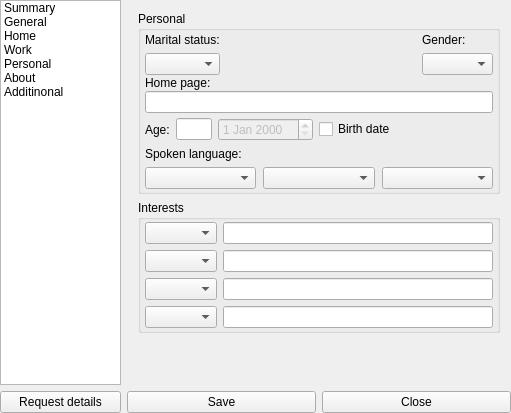
Old version of the form plugins/icq/userinformation.ui in the repository Winand/mqutim.
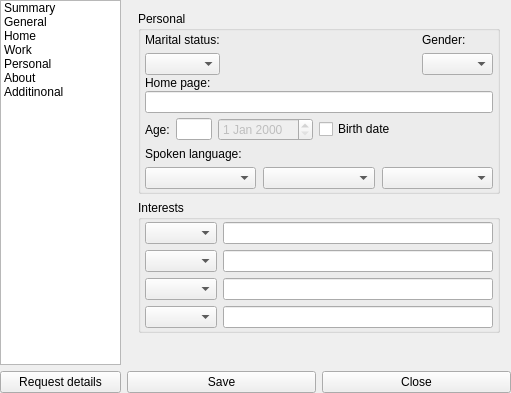
New version of the form. Icons and pictures are not drawn.

What changed in the file:
```diff
--- a/plugins/icq/userinformation.ui
+++ b/plugins/icq/userinformation.ui
@@ -7,7 +7,7 @@
     <x>0</x>
     <y>0</y>
     <width>511</width>
-    <height>413</height>
+    <height>393</height>
    </rect>
   </property>
   <property name="windowTitle">
@@ -17,100 +17,7 @@
    <property name="margin">
     <number>0</number>
    </property>
-   <item row="0" column="0" colspan="2">
-    <widget class="QListWidget" name="infoListWidget">
-     <property name="maximumSize">
-      <size>
-       <width>130</width>
-       <height>16777215</height>
-      </size>
-     </property>
-     <property name="showDropIndicator" stdset="0">
-      <bool>false</bool>
-     </property>
-     <item>
-      <property name="text">
-       <string>Summary</string>
-      </property>
-      <property name="icon">
-       <iconset>
-        <normaloff>:/icons/crystal_project/summary.png</normaloff>:/icons/crystal_project/summary.png</iconset>
-      </property>
-     </item>
-     <item>
-      <property name="text">
-       <string>General</string>
-      </property>
-      <property name="icon">
-       <iconset>
-        <normaloff>:/icons/crystal_project/general.png</normaloff>:/icons/crystal_project/general.png</iconset>
-      </property>
-     </item>
-     <item>
-      <property name="text">
-       <string>Home</string>
-      </property>
-      <property name="icon">
-       <iconset>
-        <normaloff>:/icons/crystal_project/home.png</normaloff>:/icons/crystal_project/home.png</iconset>
-      </property>
-     </item>
-     <item>
-      <property name="text">
-       <string>Work</string>
-      </property>
-      <property name="icon">
-       <iconset>
-        <normaloff>:/icons/crystal_project/work.png</normaloff>:/icons/crystal_project/work.png</iconset>
-      </property>
-     </item>
-     <item>
-      <property name="text">
-       <string>Personal</string>
-      </property>
-      <property name="icon">
-       <iconset>
-        <normaloff>:/icons/crystal_project/personal.png</normaloff>:/icons/crystal_project/personal.png</iconset>
-      </property>
-     </item>
-     <item>
-      <property name="text">
-       <string>About</string>
-      </property>
-      <property name="icon">
-       <iconset>
-        <normaloff>:/icons/crystal_project/about.png</normaloff>:/icons/crystal_project/about.png</iconset>
-      </property>
-     </item>
-     <item>
-      <property name="text">
-       <string>Additinonal</string>
-      </property>
-      <property name="icon">
-       <iconset>
-        <normaloff>:/icons/crystal_project/additional.png</normaloff>:/icons/crystal_project/additional.png</iconset>
-      </property>
-     </item>
-    </widget>
-   </item>
-   <item row="2" column="0" colspan="2">
-    <widget class="QPushButton" name="requestButton">
-     <property name="minimumSize">
-      <size>
-       <width>0</width>
-       <height>0</height>
-      </size>
-     </property>
-     <property name="text">
-      <string>Request details</string>
-     </property>
-     <property name="icon">
-      <iconset>
-       <normaloff>:/icons/crystal_project/request.png</normaloff>:/icons/crystal_project/request.png</iconset>
-     </property>
-    </widget>
-   </item>
-   <item row="2" column="2">
+   <item row="3" column="3">
     <widget class="QPushButton" name="saveButton">
      <property name="text">
       <string>Save</string>
@@ -121,7 +28,7 @@
      </property>
     </widget>
    </item>
-   <item row="0" column="2" colspan="2">
+   <item row="0" column="3" colspan="2">
     <widget class="QStackedWidget" name="detailsStackedWidget">
      <property name="currentIndex">
       <number>4</number>
@@ -1192,7 +1099,7 @@
      </widget>
     </widget>
    </item>
-   <item row="2" column="3">
+   <item row="3" column="4">
     <widget class="QPushButton" name="closeButton">
      <property name="text">
       <string>Close</string>
@@ -1203,6 +1110,99 @@
      </property>
     </widget>
    </item>
+   <item row="0" column="2">
+    <widget class="QListWidget" name="infoListWidget">
+     <property name="maximumSize">
+      <size>
+       <width>130</width>
+       <height>16777215</height>
+      </size>
+     </property>
+     <property name="showDropIndicator" stdset="0">
+      <bool>false</bool>
+     </property>
+     <item>
+      <property name="text">
+       <string>Summary</string>
+      </property>
+      <property name="icon">
+       <iconset>
+        <normaloff>:/icons/crystal_project/summary.png</normaloff>:/icons/crystal_project/summary.png</iconset>
+      </property>
+     </item>
+     <item>
+      <property name="text">
+       <string>General</string>
+      </property>
+      <property name="icon">
+       <iconset>
+        <normaloff>:/icons/crystal_project/general.png</normaloff>:/icons/crystal_project/general.png</iconset>
+      </property>
+     </item>
+     <item>
+      <property name="text">
+       <string>Home</string>
+      </property>
+      <property name="icon">
+       <iconset>
+        <normaloff>:/icons/crystal_project/home.png</normaloff>:/icons/crystal_project/home.png</iconset>
+      </property>
+     </item>
+     <item>
+      <property name="text">
+       <string>Work</string>
+      </property>
+      <property name="icon">
+       <iconset>
+        <normaloff>:/icons/crystal_project/work.png</normaloff>:/icons/crystal_project/work.png</iconset>
+      </property>
+     </item>
+     <item>
+      <property name="text">
+       <string>Personal</string>
+      </property>
+      <property name="icon">
+       <iconset>
+        <normaloff>:/icons/crystal_project/personal.png</normaloff>:/icons/crystal_project/personal.png</iconset>
+      </property>
+     </item>
+     <item>
+      <property name="text">
+       <string>About</string>
+      </property>
+      <property name="icon">
+       <iconset>
+        <normaloff>:/icons/crystal_project/about.png</normaloff>:/icons/crystal_project/about.png</iconset>
+      </property>
+     </item>
+     <item>
+      <property name="text">
+       <string>Additinonal</string>
+      </property>
+      <property name="icon">
+       <iconset>
+        <normaloff>:/icons/crystal_project/additional.png</normaloff>:/icons/crystal_project/additional.png</iconset>
+      </property>
+     </item>
+    </widget>
+   </item>
+   <item row="3" column="2">
+    <widget class="QPushButton" name="requestButton">
+     <property name="minimumSize">
+      <size>
+       <width>0</width>
+       <height>0</height>
+      </size>
+     </property>
+     <property name="text">
+      <string>Request details</string>
+     </property>
+     <property name="icon">
+      <iconset>
+       <normaloff>:/icons/crystal_project/request.png</normaloff>:/icons/crystal_project/request.png</iconset>
+     </property>
+    </widget>
+   </item>
   </layout>
  </widget>
  <layoutdefault spacing="6" margin="11"/>
```
